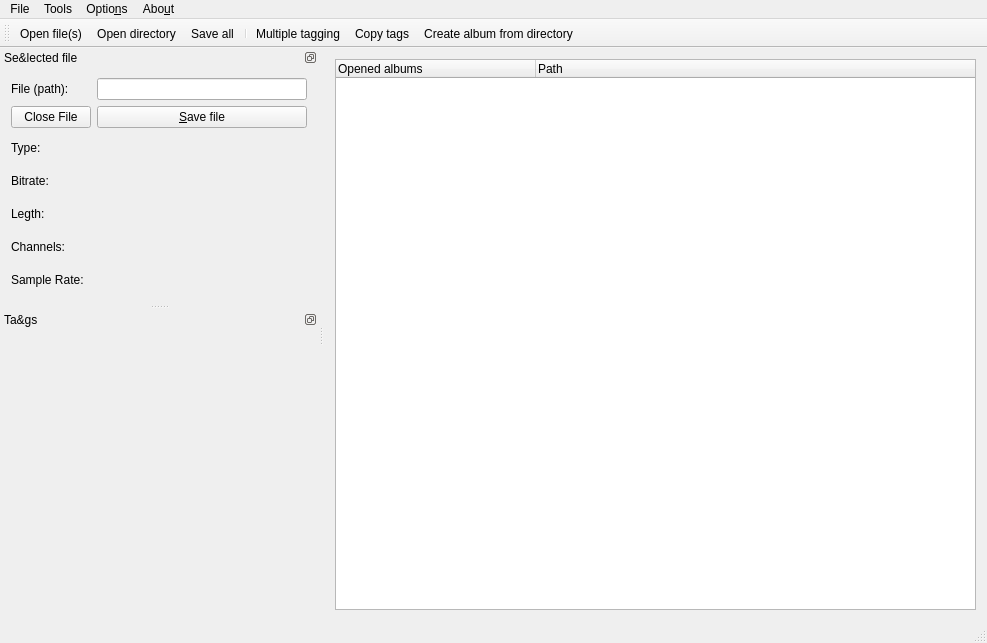
Before: the Qt Designer form src/mainwindow.ui in amethystant/Qtag, drawn with Qt 5.
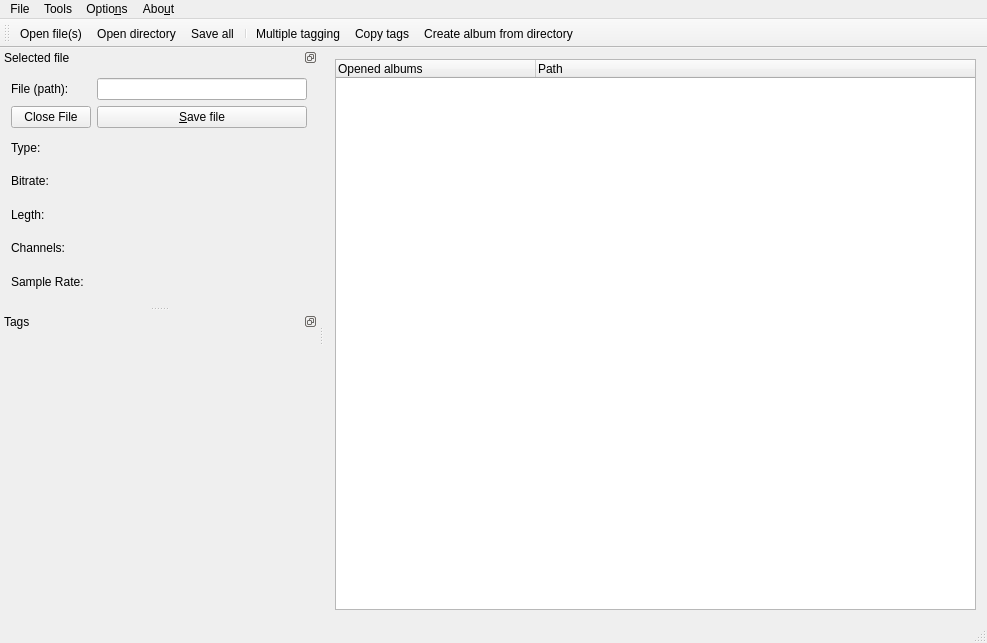
After: the same form once the commit is applied. Icons and pictures are not drawn.

Commit message: Removed the ampersands from some strings in mainwindow.ui

What changed in the file:
```diff
--- a/src/mainwindow.ui
+++ b/src/mainwindow.ui
@@ -131,7 +131,7 @@
    <property name="minimumSize">
     <size>
      <width>252</width>
-     <height>246</height>
+     <height>250</height>
     </size>
    </property>
    <property name="baseSize">
@@ -147,7 +147,7 @@
     <set>Qt::LeftDockWidgetArea|Qt::RightDockWidgetArea</set>
    </property>
    <property name="windowTitle">
-    <string>Se&amp;lected file</string>
+    <string>Selected file</string>
    </property>
    <attribute name="dockWidgetArea">
     <number>1</number>
@@ -278,7 +278,7 @@
     <set>Qt::LeftDockWidgetArea|Qt::RightDockWidgetArea</set>
    </property>
    <property name="windowTitle">
-    <string>Ta&amp;gs</string>
+    <string>Tags</string>
    </property>
    <attribute name="dockWidgetArea">
     <number>1</number>
```
Left out of the diff: 2 changed lines with no effect on the pictures.
